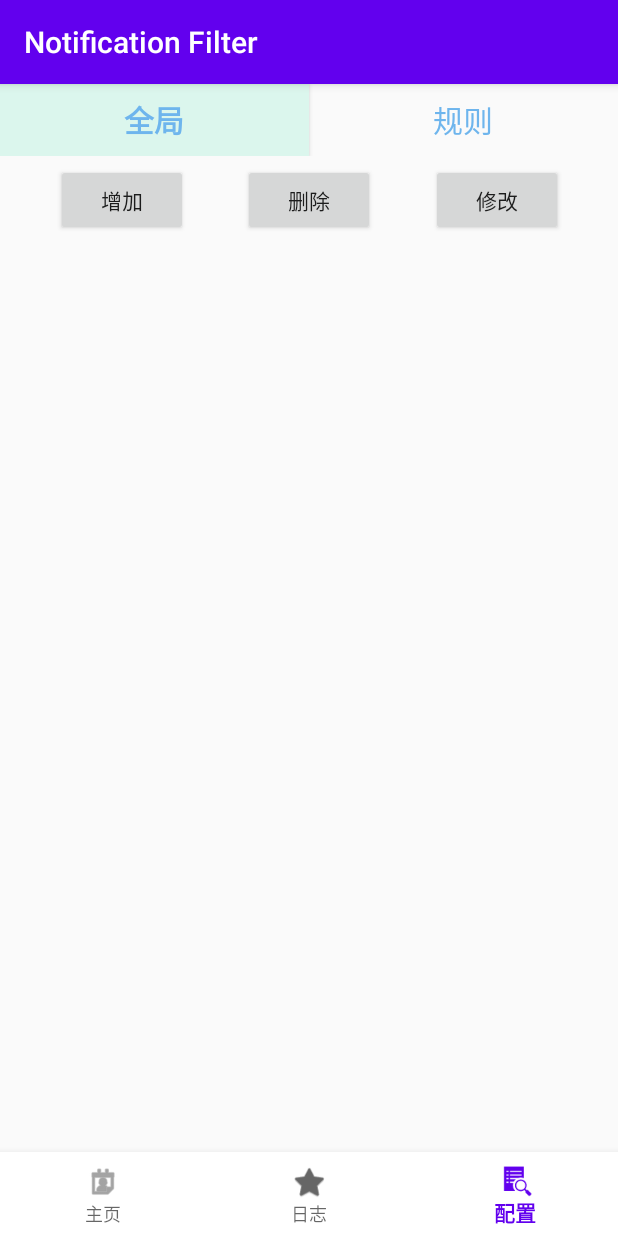
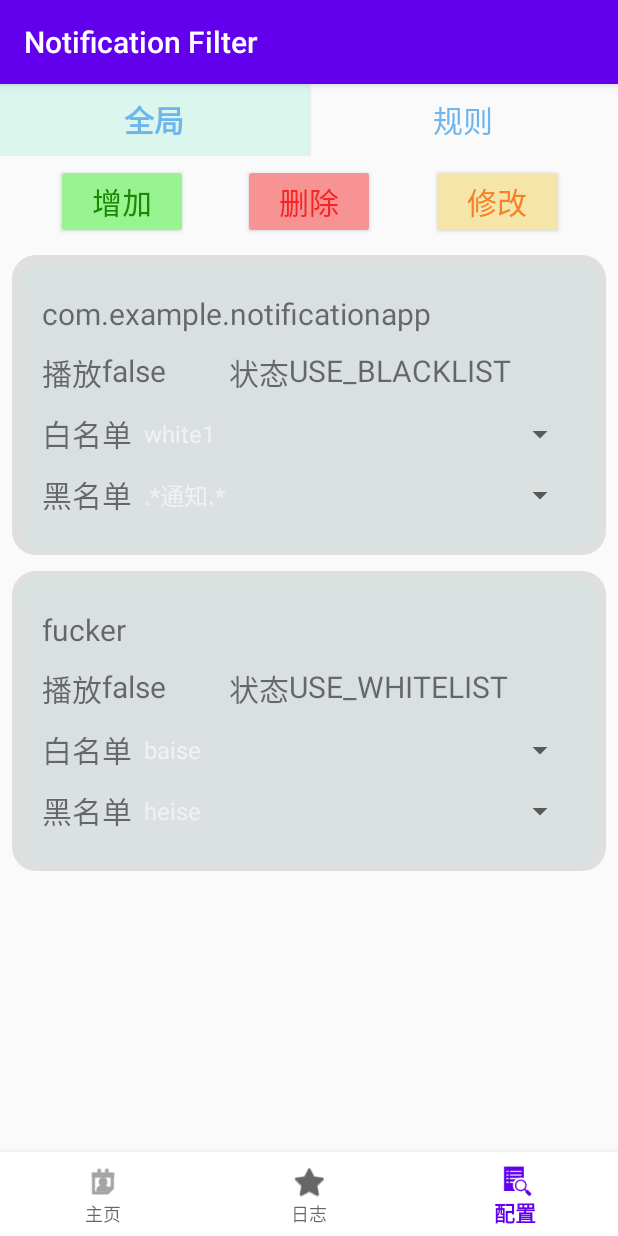
Before and after one commit to GSteve-Paul/NotificationFilter, an Android app: the Profile screen opened through its navigation route, on a phone screen of 412 x 824 dp. Run offline under Robolectric (Android 15) with nearby library versions, the phone set to English and light mode, and no system bars; our stand-ins replace navigation-ui.

Commit message:
写完了第三个页面，尚未测试

```diff
--- a/app/src/main/java/com/lijn/notificationfilter/back/entity/Program.java
+++ b/app/src/main/java/com/lijn/notificationfilter/back/entity/Program.java
@@ -40,4 +40,10 @@ public class Program
     {
         return Objects.hash(packageName);
     }
+
+    @Override
+    public String toString()
+    {
+        return packageName;
+    }
 }
--- a/app/src/main/java/com/lijn/notificationfilter/front/MainActivity.java
+++ b/app/src/main/java/com/lijn/notificationfilter/front/MainActivity.java
@@ -62,7 +62,7 @@ public class MainActivity extends AppCompatActivity
     protected void onCreate(Bundle savedInstanceState)
     {
         super.onCreate(savedInstanceState);
-        setContentView(R.layout.main_activity_layout);
+        setContentView(R.layout.main_activity);
 
         //Navigation
         NavController navController = Navigation.findNavController
@@ -104,7 +104,8 @@ public class MainActivity extends AppCompatActivity
     {
         RuleProfileManager ruleProfileManager = RuleProfileManager.getInstance();
         List<FilterData> list = List.of(
-                new FilterData(new Program("com.example.notificationapp"), false, InServiceType.USE_BLACKLIST, List.of("white1", "white2", "white3"), List.of(".*通知.*")));
+                new FilterData(new Program("com.example.notificationapp"), false, InServiceType.USE_BLACKLIST, List.of("white1", "white2", "white3"), List.of(".*通知.*")),
+                new FilterData(new Program("fucker"),false, InServiceType.USE_WHITELIST,List.of("baise"),List.of("heise")));
         ruleProfileManager.save(list);
 
         ProgramSettingManager manager = ProgramSettingManager.getInstance();
--- a/app/src/main/java/com/lijn/notificationfilter/front/fragment/LogAdapter.java
+++ b/app/src/main/java/com/lijn/notificationfilter/front/fragment/LogAdapter.java
@@ -30,7 +30,7 @@ public class LogAdapter extends RecyclerView.Adapter<LogAdapter.LogViewHolder>
     public LogViewHolder onCreateViewHolder(@NonNull @NotNull ViewGroup parent, int viewType)
     {
         LayoutInflater inflater = LayoutInflater.from(parent.getContext());
-        View view = inflater.inflate(R.layout.list_item, parent, false);
+        View view = inflater.inflate(R.layout.log_list_item, parent, false);
         return new LogViewHolder(view);
     }
 
--- a/app/src/main/java/com/lijn/notificationfilter/front/fragment/Profile.java
+++ b/app/src/main/java/com/lijn/notificationfilter/front/fragment/Profile.java
@@ -14,7 +14,14 @@ import androidx.fragment.app.Fragment;
 import androidx.recyclerview.widget.LinearLayoutManager;
 import androidx.recyclerview.widget.RecyclerView;
 import com.lijn.notificationfilter.R;
+import com.lijn.notificationfilter.back.entity.FilterData;
+import com.lijn.notificationfilter.back.entity.Program;
+import com.lijn.notificationfilter.back.manager.profileservice.GlobalProfileManager;
+import com.lijn.notificationfilter.back.manager.profileservice.RuleProfileManager;
 import org.jetbrains.annotations.NotNull;
+
+import java.util.ArrayList;
+import java.util.List;
 
 /**
  * A simple {@link Fragment} subclass.
@@ -28,15 +35,20 @@ public class Profile extends Fragment
     // the fragment initialization parameters, e.g. ARG_ITEM_NUMBER
     private static final String ARG_PARAM1 = "param1";
     private static final String ARG_PARAM2 = "param2";
+    private static final int RULE = 1;
+    private static final int GLOBAL = 2;
     // TODO: Rename and change types of parameters
     private String mParam1;
     private String mParam2;
-    Button ruleButton;
-    Button globalButton;
-    Button deleteButton;
-    Button editButton;
-    Button addButton;
-    RecyclerView ruleProfileView;
+    private int type;
+    private Button ruleButton;
+    private Button globalButton;
+    private Button deleteButton;
+    private Button editButton;
+    private Button addButton;
+    private RecyclerView profileView;
+    private ProfileAdapter adapter;
+
 
     public Profile()
     {
@@ -92,25 +104,38 @@ public class Profile extends Fragment
         editButton = view.findViewById(R.id.editProfileButton);
         addButton = view.findViewById(R.id.addProfileButton);
 
-        ruleProfileView = view.findViewById(R.id.ruleProfileView);
-        ruleProfileView.setLayoutManager(new LinearLayoutManager(getActivity()));
-
-
-        ruleButton.setOnClickListener((v) -> turnRuleProfile());
-        globalButton.setOnClickListener((v) -> turnGlobalProfile());
-
-
+        profileView = view.findViewById(R.id.profileView);
     }
 
     @Override
-    public void onResume()
+    public void onActivityCreated(@Nullable @org.jetbrains.annotations.Nullable Bundle savedInstanceState)
     {
-        super.onResume();
-        Log.i(TAG, "onResume: ");
-    }
+        super.onActivityCreated(savedInstanceState);
+        profileView.setLayoutManager(new LinearLayoutManager(getActivity()));
+        adapter = new ProfileAdapter(null);
+        profileView.setAdapter(adapter);
 
-    private void turnGlobalProfile()
-    {
+        addButton.setOnClickListener((v) -> {
+            List<Program> existProgram = new ArrayList<>();
+            for (FilterData data : adapter.getDataList())
+                existProgram.add(data.getProgram());
+            FilterData addFilterData = new FilterData();
+            ProfileAddDialog dialog = new ProfileAddDialog(existProgram, this);
+            dialog.show(getFragmentManager(), "ProfileAddDialog");
+        });
+
+        deleteButton.setOnClickListener((v) -> deleteProfile());
+
+        editButton.setOnClickListener((v) -> {
+
+        });
+
+        ruleButton.setOnClickListener((v) -> {
+            type = RULE;
+            //change the add/delete access
+            addButton.setEnabled(true);
+            deleteButton.setEnabled(true);
+            //change the style of rule/global button
             Typeface boldTypeface = Typeface.defaultFromStyle(Typeface.BOLD);
             globalButton.setTypeface(boldTypeface);
 
@@ -124,10 +149,21 @@ public class Profile extends Fragment
             GradientDrawable transparentDrawable = new GradientDrawable();
             transparentDrawable.setColor(0x00000000);
             ruleButton.setBackground(transparentDrawable);
-    }
 
-    private void turnRuleProfile()
-    {
+            //save the content before
+            List<FilterData> filterDataList = adapter.getDataList();
+            if (filterDataList != null)
+                GlobalProfileManager.getInstance().save(filterDataList.get(0));
+            //change the content of the recyclerview
+            adapter.setDataList(RuleProfileManager.getInstance().read());
+        });
+
+        globalButton.setOnClickListener((v) -> {
+            type = GLOBAL;
+            //change the add/delete access
+            addButton.setEnabled(false);
+            deleteButton.setEnabled(false);
+            //change the style of rule/global button
             Typeface boldTypeface = Typeface.defaultFromStyle(Typeface.BOLD);
             ruleButton.setTypeface(boldTypeface);
 
@@ -141,5 +177,50 @@ public class Profile extends Fragment
             GradientDrawable transparentDrawable = new GradientDrawable();
             transparentDrawable.setColor(0x00000000);
             globalButton.setBackground(transparentDrawable);
+
+            //save
+            List<FilterData> filterDataList = adapter.getDataList();
+            if (filterDataList != null)
+                RuleProfileManager.getInstance().save(filterDataList);
+            //change the content of the recyclerview
+            adapter.setDataList(List.of(GlobalProfileManager.getInstance().read()));
+        });
+
+        ruleButton.performClick();
+    }
+
+    @Override
+    public void onResume()
+    {
+        super.onResume();
+        Log.i(TAG, "onResume: ");
+    }
+
+    @Override
+    public void onDestroyView()
+    {
+        super.onDestroyView();
+    }
+
+    public void addProfile(FilterData data)
+    {
+        adapter.getDataList().add(data);
+        adapter.notifyItemInserted(adapter.getDataList().size() - 1);
+    }
+
+    public void deleteProfile()
+    {
+        int position = adapter.getSelectedPosition();
+        if(position == -1) return;
+        adapter.getDataList().remove(position);
+        adapter.notifyItemRemoved(position);
+    }
+
+    public void editProfile(FilterData data)
+    {
+        int position = adapter.getSelectedPosition();
+        if(position == -1) return;
+        adapter.getDataList().set(position, data);
+        adapter.notifyItemChanged(position);
     }
 }
--- a/app/src/main/java/com/lijn/notificationfilter/front/fragment/RuleProfileAdapter.java
+++ b/app/src/main/java/com/lijn/notificationfilter/front/fragment/ProfileAdapter.java
@@ -1,52 +1,83 @@
 package com.lijn.notificationfilter.front.fragment;
 
-import android.graphics.Color;
+import android.content.Context;
+import android.graphics.drawable.Drawable;
 import android.view.LayoutInflater;
 import android.view.View;
 import android.view.ViewGroup;
+import android.widget.AdapterView;
 import android.widget.ArrayAdapter;
 import android.widget.Spinner;
 import android.widget.TextView;
 import androidx.annotation.NonNull;
+import androidx.appcompat.content.res.AppCompatResources;
 import androidx.recyclerview.widget.RecyclerView;
 import com.lijn.notificationfilter.R;
 import com.lijn.notificationfilter.back.entity.FilterData;
 import com.lijn.notificationfilter.back.util.ResourceHolder;
 import org.jetbrains.annotations.NotNull;
 
+import java.util.ArrayList;
 import java.util.List;
 
-public class RuleProfileAdapter extends RecyclerView.Adapter<RuleProfileAdapter.RuleProfileViewHolder>
+public class ProfileAdapter extends RecyclerView.Adapter<ProfileAdapter.ProfileViewHolder>
 {
     private List<FilterData> dataList;
-    private int selectedPosition = -1;
+    private int selectedPosition;
 
-    public RuleProfileAdapter() {}
+    public ProfileAdapter()
+    {
+        dataList = new ArrayList<>();
+        selectedPosition = -1;
+    }
 
-    public RuleProfileAdapter(List<FilterData> dataList)
+    public ProfileAdapter(List<FilterData> dataList)
     {
         this.dataList = dataList;
+        selectedPosition = -1;
+    }
+
+    public int getSelectedPosition()
+    {
+        return selectedPosition;
+    }
+
+    public void setDataList(List<FilterData> dataList) {
+        this.dataList = dataList;
+        notifyDataSetChanged();
+        selectedPosition = -1;
+    }
+
+    public List<FilterData> getDataList()
+    {
+        return dataList;
     }
 
     @NonNull
     @NotNull
     @Override
-    public RuleProfileViewHolder onCreateViewHolder(@NonNull @NotNull ViewGroup parent, int viewType)
+    public ProfileViewHolder onCreateViewHolder(@NonNull @NotNull ViewGroup parent, int viewType)
     {
         LayoutInflater inflater = LayoutInflater.from(parent.getContext());
         View view = inflater.inflate(R.layout.profile_list_item, parent, false);
-        return new RuleProfileViewHolder(view);
+        return new ProfileViewHolder(view);
     }
 
     @Override
-    public void onBindViewHolder(@NonNull @NotNull RuleProfileViewHolder holder, int position)
+    public void onBindViewHolder(@NonNull @NotNull ProfileViewHolder holder, int position)
     {
         FilterData data = dataList.get(position);
         holder.bind(data);
         if (selectedPosition == holder.getAdapterPosition())
-            holder.itemView.setBackgroundColor(Color.toArgb(0x33ff66));
+        {
+            Drawable background = AppCompatResources.getDrawable(ResourceHolder.getContext(),R.drawable.checked_profile_list_item_background);
+            holder.itemView.setBackground(background);
+        }
         else
-            holder.itemView.setBackgroundColor(Color.toArgb(0x33ffff));
+        {
+            Drawable background = AppCompatResources.getDrawable(ResourceHolder.getContext(), R.drawable.unchecked_profile_list_item_background);
+            holder.itemView.setBackground(background);
+        }
 
         holder.itemView.setOnClickListener(v -> {
             int previousSelectedPosition = selectedPosition;
@@ -62,7 +93,9 @@ public class RuleProfileAdapter extends RecyclerView.Adapter<RuleProfileAdapter.
         return dataList.size();
     }
 
-    public static class RuleProfileViewHolder extends RecyclerView.ViewHolder
+
+
+    public static class ProfileViewHolder extends RecyclerView.ViewHolder
     {
         TextView programPackageNameText;
         TextView isDisplayText;
@@ -70,7 +103,7 @@ public class RuleProfileAdapter extends RecyclerView.Adapter<RuleProfileAdapter.
         Spinner whiteListSpinner;
         Spinner blackListSpinner;
 
-        public RuleProfileViewHolder(@NonNull @NotNull View itemView)
+        public ProfileViewHolder(@NonNull @NotNull View itemView)
         {
             super(itemView);
             programPackageNameText = itemView.findViewById(R.id.programPackageNameText);
--- /dev/null
+++ b/app/src/main/res/drawable/checked_profile_list_item_background.xml
@@ -0,0 +1,28 @@
+<!-- res/drawable/list_item_rounded_bg.xml -->
+<layer-list xmlns:android="http://schemas.android.com/apk/res/android">
+
+    <!-- Shadow layer -->
+    <item>
+
+        <shape>
+            <solid android:color="#1C000000" />
+            <corners android:radius="16dp" />
+
+            <padding android:left="4dp" android:top="4dp" android:right="4dp" android:bottom="4dp" />
+        </shape>
+    </item>
+
+    <!-- Main background layer -->
+    <item>
+        <shape>
+            <solid android:color="#80FFDAB9"/>
+            <corners android:radius="16dp"/>
+            <padding android:left="16dp" android:top="16dp" android:right="16dp" android:bottom="16dp"/>
+            <gradient
+                android:startColor="#80DDA878"
+                android:endColor="#80AC659F"
+                android:type="linear"
+                android:angle="270"/>
+        </shape>
+    </item>
+</layer-list>
--- /dev/null
+++ b/app/src/main/res/drawable/unchecked_profile_list_item_background.xml
@@ -0,0 +1,28 @@
+<!-- res/drawable/list_item_rounded_bg.xml -->
+<layer-list xmlns:android="http://schemas.android.com/apk/res/android">
+
+    <!-- Shadow layer -->
+    <item>
+
+        <shape>
+            <solid android:color="#1C000000" />
+            <corners android:radius="16dp" />
+
+            <padding android:left="4dp" android:top="4dp" android:right="4dp" android:bottom="4dp" />
+        </shape>
+    </item>
+
+    <!-- Main background layer -->
+    <item>
+        <shape>
+            <solid android:color="#3033ffff"/>
+            <corners android:radius="16dp"/>
+            <padding android:left="16dp" android:top="16dp" android:right="16dp" android:bottom="16dp"/>
+            <gradient
+                android:startColor="#3033ffff"
+                android:endColor="#3066FAFA"
+                android:type="linear"
+                android:angle="270"/>
+        </shape>
+    </item>
+</layer-list>
--- a/app/src/main/res/layout/fragment_profile.xml
+++ b/app/src/main/res/layout/fragment_profile.xml
@@ -50,6 +50,9 @@
                 app:layout_constraintRight_toLeftOf="@id/deleteProfileButton"
                 app:layout_constraintWidth_percent="0.25"
                 android:text="增加"
+                android:textSize="20sp"
+                android:backgroundTint="#97F490"
+                android:textColor="#1C8803"
                 android:id="@+id/addProfileButton"/>
         <Button android:layout_width="wrap_content"
                 android:layout_height="wrap_content"
@@ -59,6 +62,9 @@
                 app:layout_constraintRight_toRightOf="parent"
                 app:layout_constraintWidth_percent="0.5"
                 android:text="删除"
+                android:textSize="20sp"
+                android:backgroundTint="#F89393"
+                android:textColor="#F82323"
                 android:id="@+id/deleteProfileButton"/>
         <Button android:layout_width="wrap_content"
                 android:layout_height="wrap_content"
@@ -68,6 +74,9 @@
                 app:layout_constraintBottom_toBottomOf="parent"
                 app:layout_constraintWidth_percent="0.25"
                 android:text="修改"
+                android:textSize="20sp"
+                android:backgroundTint="#F6E5A9"
+                android:textColor="#F87F23"
                 android:id="@+id/editProfileButton"/>
     </androidx.constraintlayout.widget.ConstraintLayout>
 
@@ -75,6 +84,6 @@
             android:layout_width="match_parent"
             android:layout_height="match_parent"
             android:layout_marginBottom="?attr/actionBarSize"
-            android:id="@+id/ruleProfileView"/>
+            android:id="@+id/profileView"/>
 
 </LinearLayout>
--- a/app/src/main/res/layout/list_item.xml
+++ b/app/src/main/res/layout/log_list_item.xml
@@ -7,7 +7,7 @@
                 android:layout_marginLeft="4dp"
                 android:layout_marginRight="4dp"
                 android:orientation="vertical"
-                android:background="@drawable/list_item_background">
+                android:background="@drawable/log_list_item_background">
     <TextView
             android:layout_width="match_parent"
             android:layout_height="wrap_content"
--- a/app/src/main/res/layout/profile_list_item.xml
+++ b/app/src/main/res/layout/profile_list_item.xml
@@ -4,7 +4,9 @@
               android:layout_height="wrap_content"
               xmlns:app="http://schemas.android.com/apk/res-auto"
               android:orientation="vertical"
-              android:background="@drawable/list_item_background">
+              android:background="@drawable/log_list_item_background"
+                android:layout_marginVertical="5sp"
+            android:layout_marginHorizontal="8sp">
 
     <TextView android:layout_width="match_parent"
               android:layout_height="wrap_content"
@@ -22,7 +24,8 @@
                 android:layout_width="0sp"
                 android:layout_height="match_parent"
                 app:layout_constraintLeft_toLeftOf="parent"
-                app:layout_constraintWidth_percent="0.5">
+                app:layout_constraintWidth_percent="0.35"
+                android:id="@+id/displayView">
 
             <TextView android:layout_width="wrap_content"
                       android:layout_height="wrap_content"
@@ -47,7 +50,7 @@
                 android:layout_width="0sp"
                 android:layout_height="match_parent"
                 app:layout_constraintRight_toRightOf="parent"
-                app:layout_constraintWidth_percent="0.5">
+                app:layout_constraintLeft_toRightOf="@id/displayView">
 
             <TextView android:layout_width="wrap_content"
                       android:layout_height="wrap_content"
```
Also changed, not shown: app/src/main/java/com/lijn/notificationfilter/front/fragment/ProfileAddDialog.java (added, +114 -0 lines), app/src/main/java/com/lijn/notificationfilter/front/fragment/ProfileEditDialog.java (added, +122 -0 lines), app/src/main/res/layout/profile_dialog.xml (added, +158 -0 lines), app/src/main/res/drawable/log_list_item_background.xml (renamed from app/src/main/res/drawable/list_item_background.xml), app/src/main/res/layout/main_activity.xml (renamed from app/src/main/res/layout/main_activity_layout.xml). Lines whose indentation alone changed are shown as unchanged.
